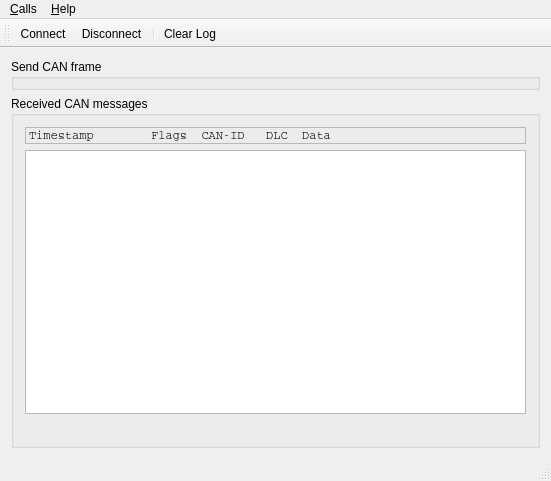
Above: qtserialbus/examples/serialbus/can/mainwindow.ui from CipSoft-Tibia/Qt5 before the change. Below: the same form after it.
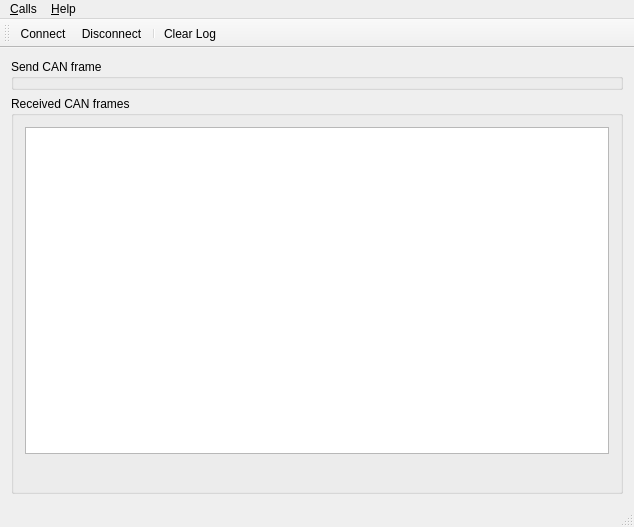
That is the form after the change. Icons and pictures are not drawn. Custom widgets are drawn as their Qt base class.

```diff
--- a/qtserialbus/examples/serialbus/can/mainwindow.ui
+++ b/qtserialbus/examples/serialbus/can/mainwindow.ui
@@ -6,8 +6,8 @@
    <rect>
     <x>0</x>
     <y>0</y>
-    <width>551</width>
-    <height>481</height>
+    <width>634</width>
+    <height>527</height>
    </rect>
   </property>
   <property name="windowTitle">
@@ -25,47 +25,29 @@
     <item>
      <widget class="QGroupBox" name="receivedMessagesBox">
       <property name="title">
-       <string>Received CAN messages</string>
+       <string>Received CAN frames</string>
       </property>
-      <layout class="QVBoxLayout" name="verticalLayout_4">
+      <layout class="QGridLayout" name="gridLayout">
+       <item row="0" column="0">
+        <layout class="QVBoxLayout" name="verticalLayout_2">
        <item>
-        <widget class="QLabel" name="label_3">
-         <property name="font">
-          <font>
-           <family>Courier</family>
-           <kerning>false</kerning>
-          </font>
-         </property>
-         <property name="frameShape">
-          <enum>QFrame::StyledPanel</enum>
-         </property>
-         <property name="text">
-          <string>Timestamp        Flags  CAN-ID   DLC  Data</string>
-         </property>
-        </widget>
-       </item>
-       <item>
-        <widget class="QTextEdit" name="receivedMessagesEdit">
-         <property name="font">
-          <font>
-           <family>Courier</family>
-           <kerning>false</kerning>
-          </font>
-         </property>
-         <property name="frameShape">
-          <enum>QFrame::StyledPanel</enum>
-         </property>
-         <property name="undoRedoEnabled">
+          <widget class="ReceivedFramesView" name="receivedFramesView">
+           <property name="editTriggers">
+            <set>QAbstractItemView::NoEditTriggers</set>
+           </property>
+           <property name="showDropIndicator" stdset="0">
+            <bool>false</bool>
+           </property>
+           <property name="dragDropOverwriteMode">
           <bool>false</bool>
          </property>
-         <property name="lineWrapMode">
-          <enum>QTextEdit::NoWrap</enum>
-         </property>
-         <property name="readOnly">
-          <bool>true</bool>
-         </property>
-        </widget>
-       </item>
+           <property name="selectionBehavior">
+            <enum>QAbstractItemView::SelectRows</enum>
+           </property>
+          </widget>
+         </item>
+         <item>
+          <layout class="QHBoxLayout" name="horizontalLayout">
        <item>
         <widget class="QLabel" name="busStatus">
          <property name="text">
@@ -73,6 +55,23 @@
          </property>
         </widget>
        </item>
+           <item>
+            <spacer name="horizontalSpacer">
+             <property name="orientation">
+              <enum>Qt::Horizontal</enum>
+             </property>
+             <property name="sizeHint" stdset="0">
+              <size>
+               <width>40</width>
+               <height>20</height>
+              </size>
+             </property>
+            </spacer>
+           </item>
+          </layout>
+         </item>
+        </layout>
+       </item>
       </layout>
      </widget>
     </item>
@@ -83,7 +82,7 @@
     <rect>
      <x>0</x>
      <y>0</y>
-     <width>551</width>
+     <width>634</width>
      <height>22</height>
     </rect>
    </property>
@@ -189,6 +188,11 @@
    <header location="global">sendframebox.h</header>
    <container>1</container>
   </customwidget>
+  <customwidget>
+   <class>ReceivedFramesView</class>
+   <extends>QTableView</extends>
+   <header location="global">receivedframesview.h</header>
+  </customwidget>
  </customwidgets>
  <resources>
   <include location="can.qrc"/>
```
Left out of the diff: 8 changed lines with no effect on the pictures. Lines whose indentation alone changed are shown as unchanged.
